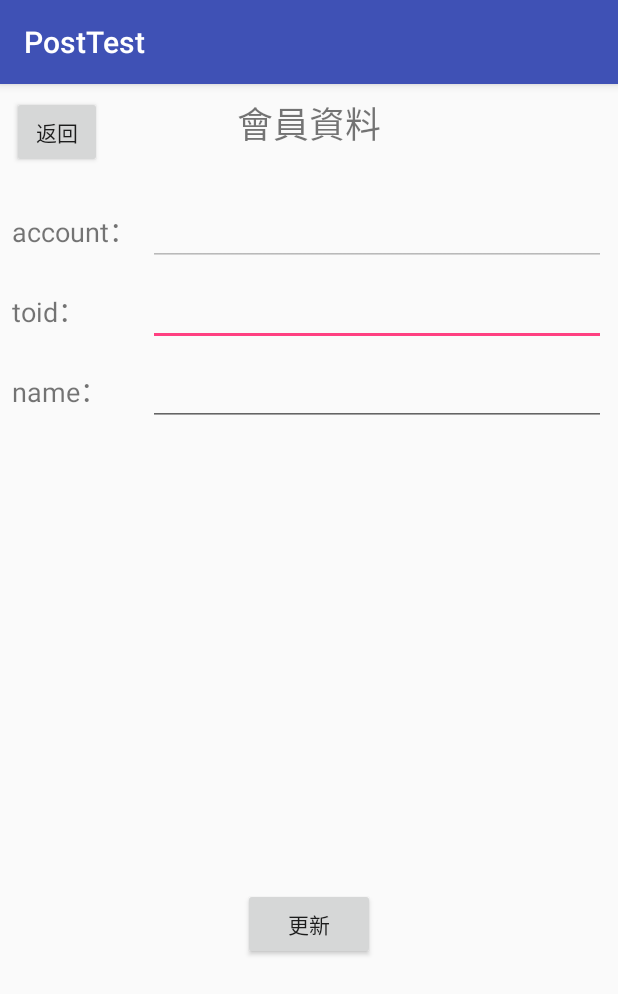
After one commit to A4223392/PostTest, an Android app: the ProfileActivity screen opened directly, with no data from a screen before it, on a phone screen of 412 x 824 dp. The commit adds this screen. Shown: the top 994 px of the screen. Run offline under Robolectric (Android 15) with nearby library versions, the phone set to English and light mode, and no system bars; 1 statement that could not run was skipped.

Commit message:
0910_1844
1.添加更新會員資料功能

```diff
--- a/app/src/main/AndroidManifest.xml
+++ b/app/src/main/AndroidManifest.xml
@@ -18,7 +18,8 @@
                 <category android:name="android.intent.category.LAUNCHER" />
             </intent-filter>
         </activity>
-        <activity android:name=".FriendshipActivity"></activity>
+        <activity android:name=".FriendshipActivity" />
+        <activity android:name=".ProfileActivity"></activity>
     </application>
 
 </manifest>
--- /dev/null
+++ b/app/src/main/java/com/example/alber/posttest/ProfileActivity.java
@@ -0,0 +1,172 @@
+package com.example.alber.posttest;
+
+import android.content.Context;
+import android.content.SharedPreferences;
+import android.os.Handler;
+import android.os.Message;
+import android.support.v7.app.AppCompatActivity;
+import android.os.Bundle;
+import android.view.View;
+import android.widget.Button;
+import android.widget.EditText;
+import android.widget.Toast;
+
+import org.json.JSONArray;
+import org.json.JSONObject;
+
+import java.lang.ref.WeakReference;
+import java.util.HashMap;
+import java.util.Map;
+
+public class ProfileActivity extends AppCompatActivity {
+
+    private Button btnReturn2, btnUpdate;
+    private EditText txtAccount, txtToid, txtName;
+    private static String account, toid, name;
+
+    private final ProfileUpdateHandler profileUpdateHandler = new ProfileUpdateHandler(ProfileActivity.this);
+
+    private class MyMessages {
+        public static final int Error = 0;
+        public static final int Connecting = 1;
+        public static final int Progressing = 2;
+        public static final int Disconnect = 3;
+    }
+
+    private static SharedPreferences myGetSharedPreferences(Context context) {
+        return context.getSharedPreferences("jwt_token", MODE_PRIVATE);
+    }
+
+    private static class ProfileUpdateHandler extends Handler {
+        private final WeakReference<ProfileActivity> mActivity;    //弱引用
+
+        private ProfileUpdateHandler(ProfileActivity activity) {
+            mActivity = new WeakReference<ProfileActivity>(activity);
+        }
+
+        @Override
+        public void handleMessage(Message msg) {
+            ProfileActivity activity = mActivity.get();    //獲取弱引用的對象
+            if (activity != null) {
+                try {
+                    switch (msg.what) {
+                        case ProfileActivity.MyMessages.Progressing:
+                            Bundle bundle = msg.getData();
+                            JSONObject jsonObject = new JSONObject(bundle.getString("patch_jsonString"));
+                            int responseCode = jsonObject.getInt("responseCode");
+                            String strMsg;
+                            if(responseCode == 204){
+                                strMsg = "更新成功！\n" + jsonObject.toString();
+                                SharedPreferences myPref = myGetSharedPreferences(activity.getApplicationContext());    //靜態方法
+                                String strPayload = myPref.getString("PAYLOAD", "");//讀取已儲存的SharedPref
+                                JSONObject jsonPayload = MainActivity.StringToJSON(strPayload);  //轉成JSON
+                                toid = activity.txtToid.getText().toString();   //覆寫
+                                name = activity.txtName.getText().toString();
+                                jsonPayload.put("toid",toid);   //覆寫
+                                jsonPayload.put("name",name);
+                                SharedPreferences.Editor editor = myPref.edit();
+                                editor.putString("PAYLOAD",jsonPayload.toString());    //存入
+                                editor.apply();
+                            }
+                            else{
+                                strMsg = "更新失敗！\n" + jsonObject.toString();
+                            }
+
+                            Toast.makeText(activity, strMsg, Toast.LENGTH_LONG).show();
+                            break;
+                        default:
+                            break;
+                    }
+                    //super.handleMessage(msg);
+                } catch (Exception e) {
+                    e.printStackTrace();
+                }
+            }
+        }
+    }
+
+
+    @Override
+    protected void onCreate(Bundle savedInstanceState) {
+        super.onCreate(savedInstanceState);
+        setContentView(R.layout.activity_profile);
+        btnReturn2 = findViewById(R.id.btnReturn2);
+        btnUpdate = findViewById(R.id.btnUpdate);
+        txtAccount = findViewById(R.id.txtAccount);
+        txtToid = findViewById(R.id.txtToid);
+        txtName = findViewById(R.id.txtName);
+
+        try {
+            //帶入資料
+            SharedPreferences myPref = getSharedPreferences("jwt_token", MODE_PRIVATE);
+            String strPayload = myPref.getString("PAYLOAD", "");//讀取已儲存的SharedPref
+            JSONObject jsonPayload = MainActivity.StringToJSON(strPayload);  //轉成JSON
+            account = jsonPayload.getString("username");
+            toid = jsonPayload.getString("toid");
+            name = jsonPayload.getString("name");
+
+            txtAccount.setText(account.substring(0,account.length()-2));   //去除分號之後
+            txtToid.setText(toid);
+            txtName.setText(name);
+
+        } catch (Exception e) {
+            e.printStackTrace();
+        }
+
+        //返回
+        btnReturn2.setOnClickListener(new View.OnClickListener() {
+            @Override
+            public void onClick(View v) {
+                finish();
+            }
+        });
+
+        //更新
+        btnUpdate.setOnClickListener(new View.OnClickListener() {
+            @Override
+            public void onClick(View v) {
+                //先檢查有無修改
+                final String strToid = txtToid.getText().toString().toUpperCase();
+                final String strName = txtName.getText().toString();
+
+                if(strToid.equals(toid)&&strName.equals(name)) { //未修改
+                    Toast.makeText(getBaseContext(), "資料未變更，未更新", Toast.LENGTH_LONG).show();
+                }
+                else {
+                    new Thread(new Runnable() {
+                        @Override
+                        public void run() {
+                            try {
+                                SharedPreferences myPref = getSharedPreferences("jwt_token", MODE_PRIVATE);
+                                String token = myPref.getString("token", "");//讀取已儲存的Token
+                                String strPayload = myPref.getString("PAYLOAD", "");//讀取已儲存的SharedPref
+                                JSONObject jsonPayload = MainActivity.StringToJSON(strPayload);  //轉成JSON
+                                Map<String, String> params = new HashMap<>();
+                                params.put("toid", strToid);
+                                params.put("name", strName);
+                                Message message = new Message();
+                                Bundle bundle = new Bundle();
+
+                                message.what = ProfileActivity.MyMessages.Progressing;
+                                String path = MainActivity.Path.member + jsonPayload.getString("user_id") + "/";
+                                JSONObject jsonObject = HttpUtils.Patch(path, token, params);
+                                bundle.putString("patch_jsonString", jsonObject.toString());    //轉成String
+                                message.setData(bundle);
+                                profileUpdateHandler.sendMessage(message);
+                            } catch (Exception e) {
+                                e.printStackTrace();
+                            }
+                        }
+                    }).start();
+                }
+            }
+        });
+    }
+
+    @Override
+    protected void onDestroy() {    //清除所有Handler動作
+
+//        refreshHandler.removeCallbacksAndMessages(null);
+        super.onDestroy();
+    }
+}
--- /dev/null
+++ b/app/src/main/res/layout/activity_profile.xml
@@ -0,0 +1,113 @@
+<?xml version="1.0" encoding="utf-8"?>
+<android.support.constraint.ConstraintLayout xmlns:android="http://schemas.android.com/apk/res/android"
+    xmlns:app="http://schemas.android.com/apk/res-auto"
+    xmlns:tools="http://schemas.android.com/tools"
+    android:layout_width="match_parent"
+    android:layout_height="match_parent"
+    tools:context=".ProfileActivity">
+
+    <Button
+        android:id="@+id/btnReturn2"
+        android:layout_width="60sp"
+        android:layout_height="wrap_content"
+        android:layout_marginStart="8dp"
+        android:layout_marginTop="8dp"
+        android:text="返回"
+        app:layout_constraintStart_toStartOf="parent"
+        app:layout_constraintTop_toTopOf="parent" />
+
+    <TextView
+        android:id="@+id/textView"
+        android:layout_width="wrap_content"
+        android:layout_height="wrap_content"
+        android:layout_marginEnd="8dp"
+        android:layout_marginStart="8dp"
+        android:layout_marginTop="8dp"
+        android:text="會員資料"
+        android:textSize="24sp"
+        app:layout_constraintEnd_toEndOf="parent"
+        app:layout_constraintStart_toStartOf="parent"
+        app:layout_constraintTop_toTopOf="parent" />
+
+    <TextView
+        android:id="@+id/txvToid"
+        android:layout_width="wrap_content"
+        android:layout_height="wrap_content"
+        android:text="toid："
+        android:textSize="18sp"
+        app:layout_constraintBaseline_toBaselineOf="@+id/txtToid"
+        app:layout_constraintStart_toStartOf="@+id/txvAccount" />
+
+    <TextView
+        android:id="@+id/txvName"
+        android:layout_width="wrap_content"
+        android:layout_height="wrap_content"
+        android:text="name："
+        android:textSize="18sp"
+        app:layout_constraintBaseline_toBaselineOf="@+id/txtName"
+        app:layout_constraintStart_toStartOf="@+id/txvToid" />
+
+    <TextView
+        android:id="@+id/txvAccount"
+        android:layout_width="wrap_content"
+        android:layout_height="wrap_content"
+        android:text="account："
+        android:textSize="18sp"
+        app:layout_constraintBaseline_toBaselineOf="@+id/txtAccount"
+        app:layout_constraintStart_toStartOf="@+id/btnReturn2" />
+
+    <Button
+        android:id="@+id/btnUpdate"
+        android:layout_width="wrap_content"
+        android:layout_height="wrap_content"
+        android:layout_marginBottom="8dp"
+        android:layout_marginEnd="8dp"
+        android:layout_marginStart="8dp"
+        android:layout_marginTop="8dp"
+        android:text="更新"
+        app:layout_constraintBottom_toBottomOf="parent"
+        app:layout_constraintEnd_toEndOf="parent"
+        app:layout_constraintStart_toStartOf="parent"
+        app:layout_constraintTop_toTopOf="parent"
+        app:layout_constraintVertical_bias="0.75" />
+
+    <EditText
+        android:id="@+id/txtToid"
+        android:layout_width="0dp"
+        android:layout_height="wrap_content"
+        android:layout_marginTop="8dp"
+        android:ems="10"
+        android:inputType="textPersonName"
+        android:textSize="18sp"
+        app:layout_constraintEnd_toEndOf="@+id/txtAccount"
+        app:layout_constraintStart_toStartOf="@+id/txtAccount"
+        app:layout_constraintTop_toBottomOf="@+id/txtAccount" />
+
+    <EditText
+        android:id="@+id/txtName"
+        android:layout_width="0dp"
+        android:layout_height="wrap_content"
+        android:layout_marginTop="8dp"
+        android:ems="10"
+        android:inputType="textPersonName"
+        android:textSize="18sp"
+        app:layout_constraintEnd_toEndOf="@+id/txtToid"
+        app:layout_constraintStart_toStartOf="@+id/txtToid"
+        app:layout_constraintTop_toBottomOf="@+id/txtToid" />
+
+    <EditText
+        android:id="@+id/txtAccount"
+        android:layout_width="0dp"
+        android:layout_height="wrap_content"
+        android:layout_marginEnd="8dp"
+        android:layout_marginStart="8dp"
+        android:layout_marginTop="32dp"
+        android:ems="10"
+        android:enabled="false"
+        android:inputType="textEmailAddress"
+        android:textSize="18sp"
+        app:layout_constraintEnd_toEndOf="parent"
+        app:layout_constraintStart_toEndOf="@+id/txvAccount"
+        app:layout_constraintTop_toBottomOf="@+id/textView" />
+
+</android.support.constraint.ConstraintLayout>
--- a/build.gradle
+++ b/build.gradle
@@ -7,7 +7,7 @@ buildscript {
         jcenter()
     }
     dependencies {
-        classpath 'com.android.tools.build:gradle:3.1.0'
+        classpath 'com.android.tools.build:gradle:3.1.4'
 
 
         // NOTE: Do not place your application dependencies here; they belong
```
Also changed, not shown: app/src/main/java/com/example/alber/posttest/HttpUtils.java (+35 -5 lines), app/src/main/java/com/example/alber/posttest/MainActivity.java (+16 -1 lines), app/src/main/res/layout/activity_main.xml (+12 -1 lines).
